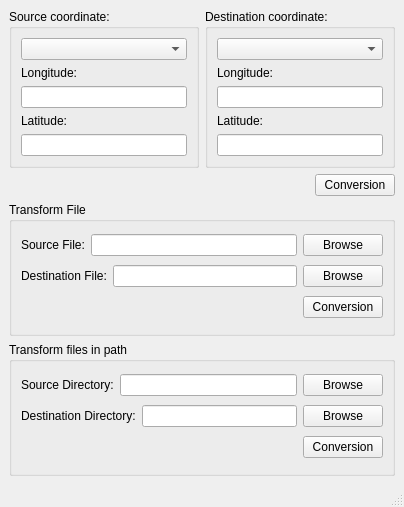
Qt form mainwindow.ui (KangLin/TransformCoordinate) before a commit.
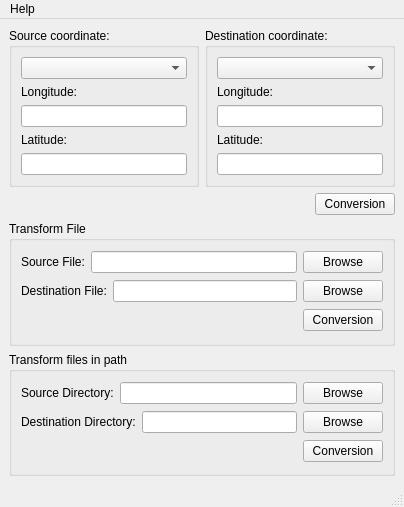
The same form after that commit.

What changed in the file:
```diff
--- a/mainwindow.ui
+++ b/mainwindow.ui
@@ -278,6 +278,13 @@
      <height>22</height>
     </rect>
    </property>
+   <widget class="QMenu" name="menuHelp">
+    <property name="title">
+     <string>Help</string>
+    </property>
+    <addaction name="actionAbout_A"/>
+   </widget>
+   <addaction name="menuHelp"/>
   </widget>
   <widget class="QStatusBar" name="statusbar"/>
  </widget>
```
Left out of the diff: 5 changed lines with no effect on the pictures.
